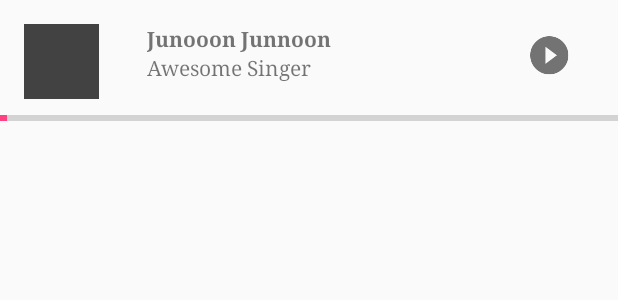
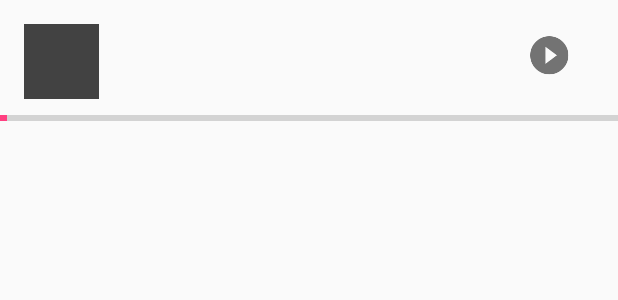
Before and after one commit to webianks/EdforaStudio, an Android app: the layout bottom_bar_ui.xml on its own in the app's theme, with its tools: preview values and no code run, on a phone screen of 412 x 824 dp. Shown: the top 300 px of the screen. Run offline under Robolectric (Android 15) with nearby library versions, the phone set to English and light mode, and no system bars; network calls fail.

```diff
--- a/app/src/main/res/layout/activity_main.xml
+++ b/app/src/main/res/layout/activity_main.xml
@@ -29,7 +29,9 @@
 
     </RelativeLayout>
 
-    <include layout="@layout/bottom_bar_ui" />
+    <include
+        layout="@layout/bottom_bar_ui"
+        />
 
 
 </com.sothree.slidinguppanel.SlidingUpPanelLayout>
--- a/app/src/main/res/layout/bottom_bar_ui.xml
+++ b/app/src/main/res/layout/bottom_bar_ui.xml
@@ -1,4 +1,5 @@
 <RelativeLayout xmlns:android="http://schemas.android.com/apk/res/android"
+    android:id="@+id/bottom_player"
     android:layout_width="match_parent"
     android:layout_height="match_parent">
 
@@ -25,14 +26,12 @@
             android:orientation="vertical">
 
             <TextView
-
                 android:id="@+id/song_title"
                 android:layout_width="wrap_content"
                 android:layout_height="wrap_content"
                 android:paddingLeft="@dimen/margin_card"
                 android:paddingRight="@dimen/margin_card"
                 android:paddingTop="@dimen/margin_card"
-                android:text="@string/song_name"
                 android:textStyle="bold" />
 
             <TextView
@@ -44,7 +43,7 @@
                 android:paddingBottom="@dimen/margin_two"
                 android:paddingLeft="@dimen/margin_card"
                 android:paddingRight="@dimen/margin_card"
-                android:text="@string/song_artists" />
+                />
 
 
         </LinearLayout>
@@ -68,16 +67,14 @@
     </LinearLayout>
 
     <ProgressBar
-        android:layout_below="@id/song_container"
         android:id="@+id/song_progress"
         style="@style/Widget.AppCompat.ProgressBar.Horizontal"
         android:layout_width="match_parent"
         android:layout_height="5dp"
+        android:layout_below="@id/song_container"
+        android:layout_marginTop="@dimen/margin_two"
         android:indeterminate="false"
-        android:layout_marginTop="@dimen/margin_two"
         android:max="100"
-        android:progress="1"/>
-
-
+        android:progress="1" />
 
 </RelativeLayout>
```
Also changed, not shown: app/src/main/java/com/webianks/task/edforastudio/MainActivity.java (+14 -1 lines).
